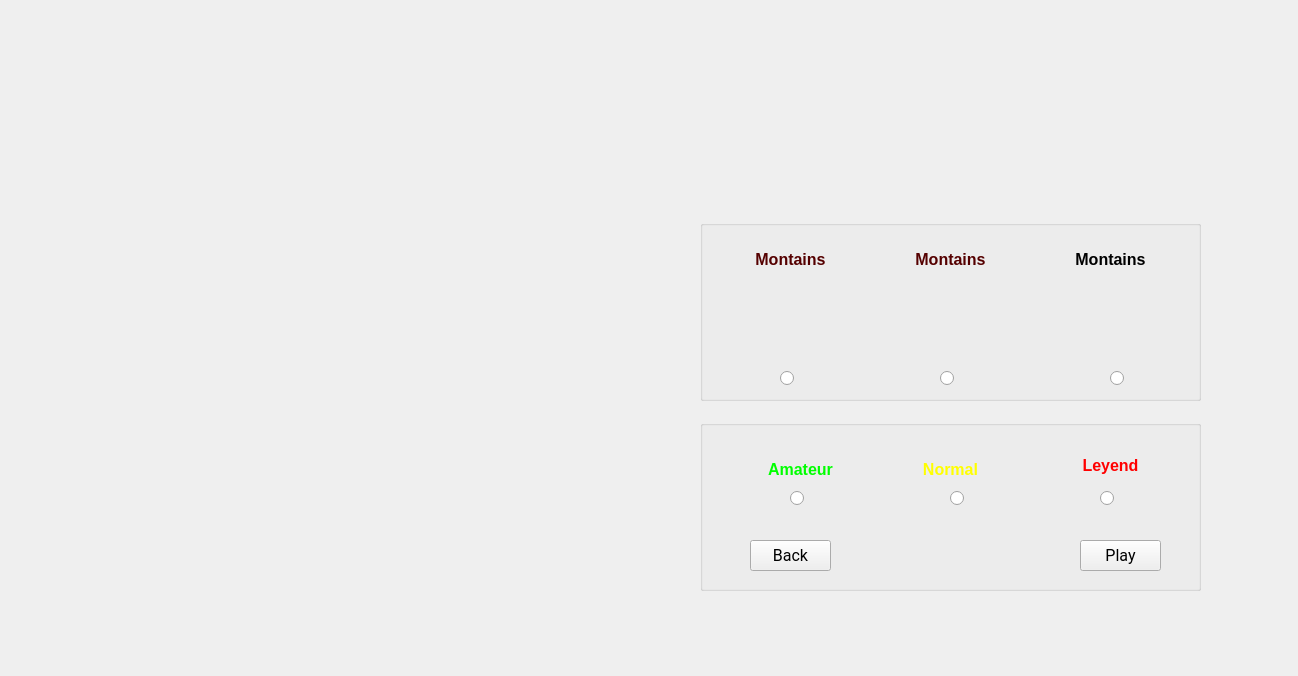
This is 5. Proyecto Final/2. Desarrollo/Gravity_Bike/game_options.ui in jmparradov/Informatica2 as Qt 5 draws it before an edit. The edited form follows.
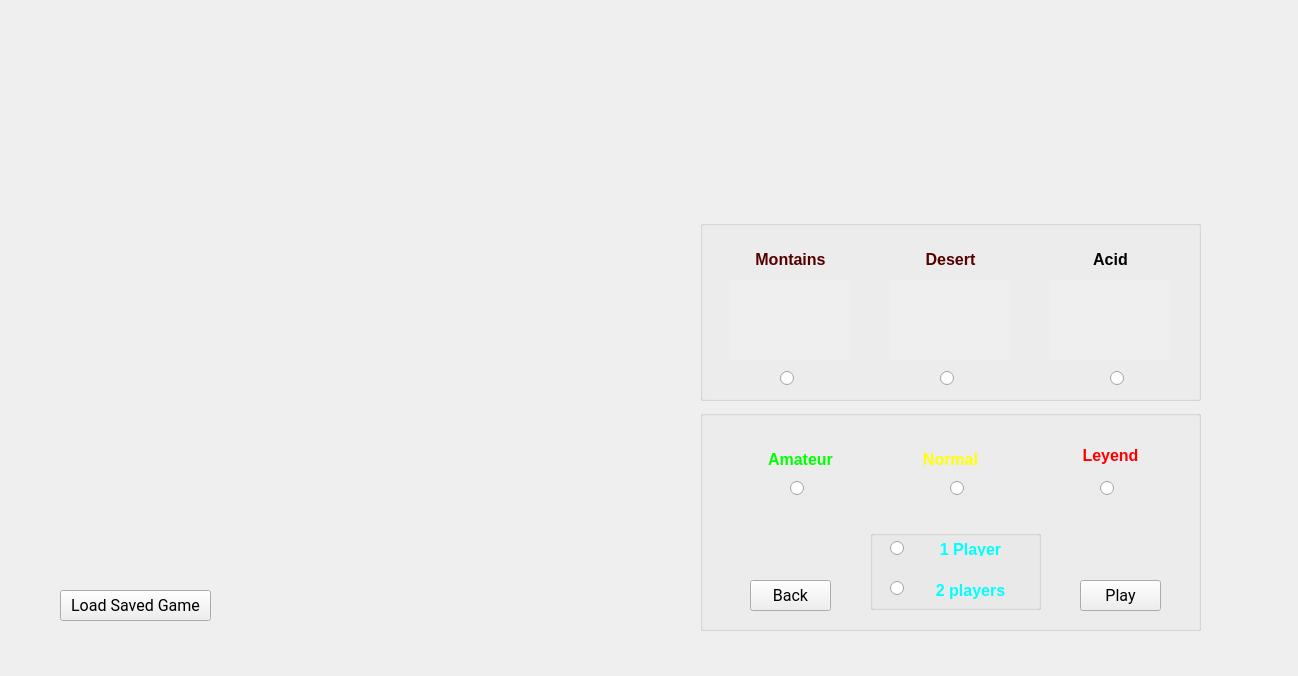
This is the edited form.

Diff of the .ui file:
```diff
--- a/5. Proyecto Final/2. Desarrollo/Gravity_Bike/game_options.ui
+++ b/5. Proyecto Final/2. Desarrollo/Gravity_Bike/game_options.ui
@@ -34,6 +34,9 @@
       <height>80</height>
      </rect>
     </property>
+    <property name="autoFillBackground">
+     <bool>true</bool>
+    </property>
    </widget>
    <widget class="QWidget" name="picture3" native="true">
     <property name="geometry">
@@ -44,6 +47,9 @@
       <height>80</height>
      </rect>
     </property>
+    <property name="autoFillBackground">
+     <bool>true</bool>
+    </property>
    </widget>
    <widget class="QWidget" name="picture1" native="true">
     <property name="geometry">
@@ -54,6 +60,9 @@
       <height>80</height>
      </rect>
     </property>
+    <property name="autoFillBackground">
+     <bool>true</bool>
+    </property>
    </widget>
    <widget class="QLabel" name="label">
     <property name="geometry">
@@ -78,7 +87,7 @@
      </rect>
     </property>
     <property name="text">
-     <string>&lt;html&gt;&lt;head/&gt;&lt;body&gt;&lt;p align=&quot;center&quot;&gt;&lt;span style=&quot; font-size:12pt; font-weight:600; color:#550000;&quot;&gt;Montains&lt;/span&gt;&lt;/p&gt;&lt;/body&gt;&lt;/html&gt;</string>
+     <string>&lt;html&gt;&lt;head/&gt;&lt;body&gt;&lt;p align=&quot;center&quot;&gt;&lt;span style=&quot; font-size:12pt; font-weight:600; color:#550000;&quot;&gt;Desert&lt;/span&gt;&lt;/p&gt;&lt;/body&gt;&lt;/html&gt;</string>
     </property>
    </widget>
    <widget class="QLabel" name="label_3">
@@ -91,7 +100,7 @@
      </rect>
     </property>
     <property name="text">
-     <string>&lt;html&gt;&lt;head/&gt;&lt;body&gt;&lt;p align=&quot;center&quot;&gt;&lt;span style=&quot; font-size:12pt; font-weight:600;&quot;&gt;Montains&lt;/span&gt;&lt;/p&gt;&lt;/body&gt;&lt;/html&gt;</string>
+     <string>&lt;html&gt;&lt;head/&gt;&lt;body&gt;&lt;p align=&quot;center&quot;&gt;&lt;span style=&quot; font-size:12pt; font-weight:600;&quot;&gt;Acid&lt;/span&gt;&lt;/p&gt;&lt;/body&gt;&lt;/html&gt;</string>
     </property>
    </widget>
    <widget class="QRadioButton" name="world1">
@@ -133,14 +142,23 @@
      <string/>
     </property>
    </widget>
+   <zorder>label</zorder>
+   <zorder>label_2</zorder>
+   <zorder>label_3</zorder>
+   <zorder>world1</zorder>
+   <zorder>world2</zorder>
+   <zorder>world3</zorder>
+   <zorder>picture1</zorder>
+   <zorder>picture2</zorder>
+   <zorder>picture3</zorder>
   </widget>
   <widget class="QGroupBox" name="groupBox_2">
    <property name="geometry">
     <rect>
      <x>700</x>
-     <y>420</y>
+     <y>410</y>
      <width>501</width>
-     <height>171</height>
+     <height>221</height>
     </rect>
    </property>
    <property name="title">
@@ -228,7 +246,7 @@
     <property name="geometry">
      <rect>
       <x>380</x>
-      <y>120</y>
+      <y>170</y>
       <width>81</width>
       <height>31</height>
      </rect>
@@ -247,7 +265,7 @@
     <property name="geometry">
      <rect>
       <x>50</x>
-      <y>120</y>
+      <y>170</y>
       <width>81</width>
       <height>31</height>
      </rect>
@@ -262,6 +280,90 @@
      <string>Back</string>
     </property>
    </widget>
+   <widget class="QGroupBox" name="groupBox_3">
+    <property name="geometry">
+     <rect>
+      <x>170</x>
+      <y>120</y>
+      <width>171</width>
+      <height>80</height>
+     </rect>
+    </property>
+    <property name="title">
+     <string/>
+    </property>
+    <widget class="QRadioButton" name="player1">
+     <property name="geometry">
+      <rect>
+       <x>20</x>
+       <y>10</y>
+       <width>16</width>
+       <height>17</height>
+      </rect>
+     </property>
+     <property name="text">
+      <string/>
+     </property>
+    </widget>
+    <widget class="QRadioButton" name="player2">
+     <property name="geometry">
+      <rect>
+       <x>20</x>
+       <y>50</y>
+       <width>16</width>
+       <height>17</height>
+      </rect>
+     </property>
+     <property name="text">
+      <string/>
+     </property>
+    </widget>
+    <widget class="QLabel" name="label_7">
+     <property name="geometry">
+      <rect>
+       <x>50</x>
+       <y>10</y>
+       <width>101</width>
+       <height>16</height>
+      </rect>
+     </property>
+     <property name="text">
+      <string>&lt;html&gt;&lt;head/&gt;&lt;body&gt;&lt;p align=&quot;center&quot;&gt;&lt;span style=&quot; font-size:12pt; font-weight:600; color:#00ffff;&quot;&gt;1 Player&lt;/span&gt;&lt;span style=&quot; color:#00ffff;&quot;/&gt;&lt;/p&gt;&lt;/body&gt;&lt;/html&gt;</string>
+     </property>
+    </widget>
+    <widget class="QLabel" name="label_8">
+     <property name="geometry">
+      <rect>
+       <x>50</x>
+       <y>50</y>
+       <width>101</width>
+       <height>21</height>
+      </rect>
+     </property>
+     <property name="text">
+      <string>&lt;html&gt;&lt;head/&gt;&lt;body&gt;&lt;p align=&quot;center&quot;&gt;&lt;span style=&quot; font-size:12pt; font-weight:600; color:#00ffff;&quot;&gt;2 players&lt;/span&gt;&lt;/p&gt;&lt;/body&gt;&lt;/html&gt;</string>
+     </property>
+    </widget>
+   </widget>
+  </widget>
+  <widget class="QPushButton" name="backbutton_2">
+   <property name="geometry">
+    <rect>
+     <x>60</x>
+     <y>590</y>
+     <width>151</width>
+     <height>31</height>
+    </rect>
+   </property>
+   <property name="font">
+    <font>
+     <family>Roboto</family>
+     <pointsize>12</pointsize>
+    </font>
+   </property>
+   <property name="text">
+    <string>Load Saved Game</string>
+   </property>
   </widget>
  </widget>
  <resources/>
```
